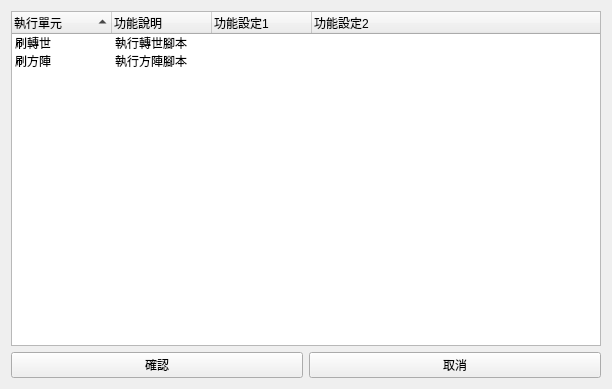
Jukon3234/ChatGPT_Make_me_WorkHarder, file Homepage/ChooseForm.ui: the form before one commit.
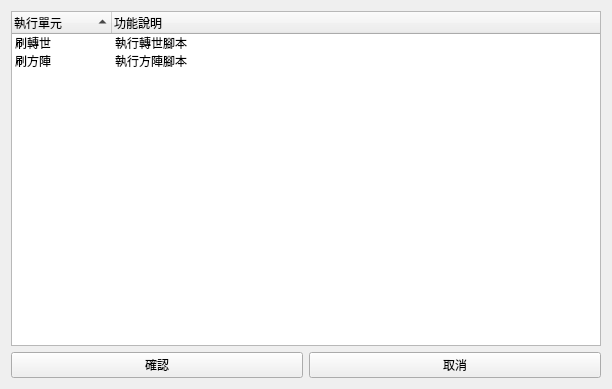
The form after the commit.

What changed in the file:
```diff
--- a/Homepage/ChooseForm.ui
+++ b/Homepage/ChooseForm.ui
@@ -75,16 +75,6 @@
          <string>功能說明</string>
         </property>
        </column>
-       <column>
-        <property name="text">
-         <string>功能設定1</string>
-        </property>
-       </column>
-       <column>
-        <property name="text">
-         <string>功能設定2</string>
-        </property>
-       </column>
        <item>
         <property name="text">
          <string>刷轉世</string>
@@ -100,12 +90,6 @@
         <property name="text">
          <string>執行方陣腳本</string>
         </property>
-        <property name="text">
-         <string/>
-        </property>
-        <property name="text">
-         <string/>
-        </property>
        </item>
       </widget>
      </item>
```
